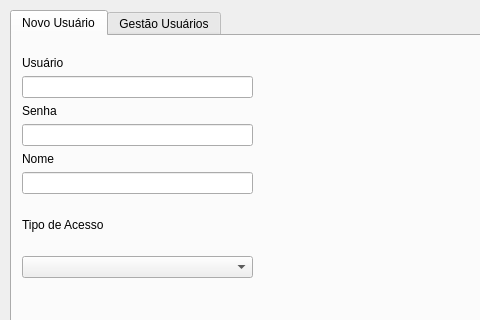
This is frm_gestaousuarios.ui in ustop0/TCC as Qt 5 draws it before an edit; both pictures show x 0 to 480 and y 0 to 320 of the 692 by 509 pixel window. The edited form follows.
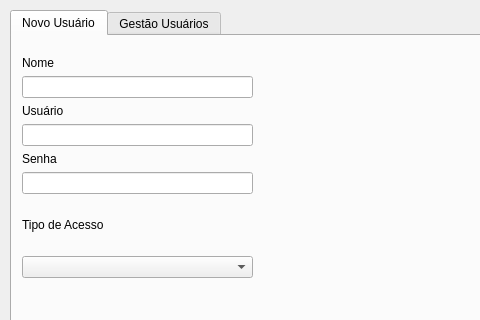
This is the edited form.

```diff
--- a/frm_gestaousuarios.ui
+++ b/frm_gestaousuarios.ui
@@ -55,7 +55,7 @@
       </item>
      </layout>
     </widget>
-    <widget class="QWidget" name="">
+    <widget class="QWidget" name="layoutWidget">
      <property name="geometry">
       <rect>
        <x>10</x>
@@ -69,6 +69,20 @@
        <layout class="QVBoxLayout" name="verticalLayout">
         <item>
          <layout class="QVBoxLayout" name="verticalLayout_27">
+          <item>
+           <layout class="QVBoxLayout" name="verticalLayout_26">
+            <item>
+             <widget class="QLabel" name="label_18">
+              <property name="text">
+               <string>Nome</string>
+              </property>
+             </widget>
+            </item>
+            <item>
+             <widget class="QLineEdit" name="txt_nv_nome"/>
+            </item>
+           </layout>
+          </item>
           <item>
            <widget class="QLabel" name="label_19">
             <property name="text">
@@ -99,20 +113,6 @@
           </item>
          </layout>
         </item>
-        <item>
-         <layout class="QVBoxLayout" name="verticalLayout_26">
-          <item>
-           <widget class="QLabel" name="label_18">
-            <property name="text">
-             <string>Nome</string>
-            </property>
-           </widget>
-          </item>
-          <item>
-           <widget class="QLineEdit" name="txt_nv_nome"/>
-          </item>
-         </layout>
-        </item>
        </layout>
       </item>
       <item>
```
